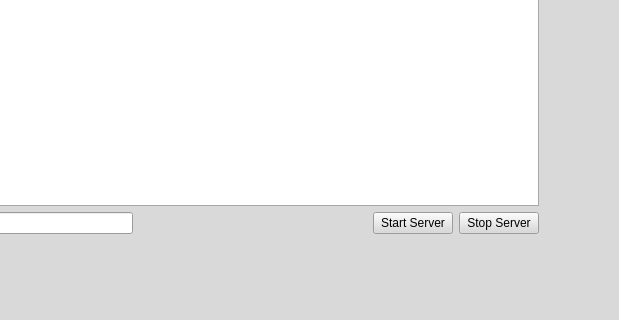
Old version of the form src/ServerGUI.ui in the repository jrgouws16/Audio-Steganograpy; both pictures show x 412 to 1031 and y 367 to 687 of the 1117 by 687 pixel window.
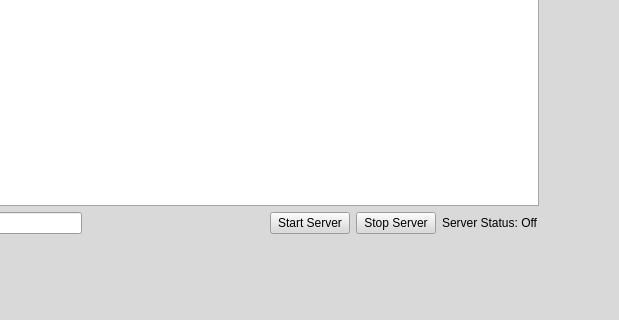
New version of the form.

```diff
--- a/src/ServerGUI.ui
+++ b/src/ServerGUI.ui
@@ -551,7 +551,7 @@
      <string>Event logs</string>
     </property>
    </widget>
-   <widget class="QWidget" name="">
+   <widget class="QWidget" name="layoutWidget">
     <property name="geometry">
      <rect>
       <x>170</x>
@@ -648,6 +648,13 @@
          </property>
         </widget>
        </item>
+       <item>
+        <widget class="QLabel" name="label_server_status">
+         <property name="text">
+          <string>Server Status: Off</string>
+         </property>
+        </widget>
+       </item>
       </layout>
      </item>
     </layout>
```
